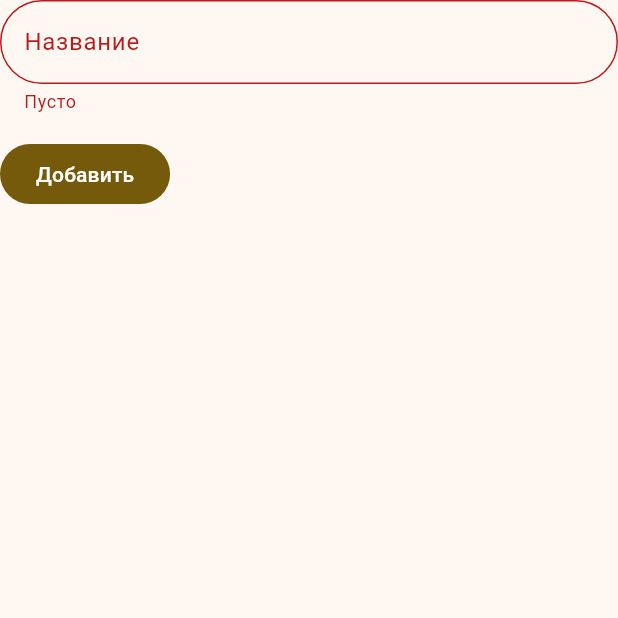
After one commit to ivomika/recipe_browser, a Flutter app: the CreateCountType screen opened by its route, after a tap on "Добавить", on a phone screen of 412 x 824 dp, the top half of it. The commit adds this screen. Run offline on Flutter 3.47's test engine with Material 3 defaults, Android fonts, the phone set to English and light mode, and no system bars; our stand-ins replace bloc, drift, drift_flutter, equatable, flex_color_scheme, flutter_bloc and 2 more; accounts and stored records are empty; generated files the repository leaves out were written again.

Commit message:
Добавил добавление counType и отладил создание рецептов

```diff
--- a/lib/app/routing/app_routing.dart
+++ b/lib/app/routing/app_routing.dart
@@ -1,5 +1,7 @@
 import 'package:flutter/material.dart';
 import 'package:go_router/go_router.dart';
+import 'package:recipe_browser/pages/choice_create/choice_create.dart';
+import 'package:recipe_browser/pages/create_count_type/create_count_type.dart';
 import 'package:recipe_browser/pages/create_recipe/create_recipe.dart';
 import 'package:recipe_browser/pages/home_page/home_page.dart';
 
@@ -18,8 +20,18 @@ final appRouting = GoRouter(
                             path: '/',
                             routes: [
                               GoRoute(
-                                  path: 'create-recipe',
-                                  builder: (context, state) => CreateRecipe()
+                                  path: 'create',
+                                  builder: (context, state) => ChoiceCreate(),
+                                  routes: [
+                                    GoRoute(
+                                        path: 'count-type',
+                                        builder: (context, state) => CreateCountType()
+                                    ),
+                                    GoRoute(
+                                        path: 'recipe',
+                                        builder: (context, state) => CreateRecipe()
+                                    )
+                                  ]
                               )
                             ]
                         )
--- a/lib/entities/recipe/model/cooking_step.dart
+++ b/lib/entities/recipe/model/cooking_step.dart
@@ -9,4 +9,9 @@ class CookingStep extends BaseSubModel{
 
   @override
   List<Object?> get props => [description];
+
+  @override
+  String toString() {
+    return 'CookingStep{description: $description}';
+  }
 }
--- a/lib/features/recipe_list_view/bloc/recipe_list_bloc.dart
+++ b/lib/features/recipe_list_view/bloc/recipe_list_bloc.dart
@@ -16,7 +16,6 @@ class RecipeListBloc extends Bloc<RecipeListEvent, RecipeListState> {
   }
 
   FutureOr<void> _loadingRecipeList(LoadingRecipeList event, Emitter<RecipeListState> emit) async {
-    await _repository.create(Recipe.foo());
     emit(RecipeListLoading());
     try{
       final recipes = await _repository.find(event.query);
--- a/lib/features/state_form/bloc/state_form_cubit.dart
+++ b/lib/features/state_form/bloc/state_form_cubit.dart
@@ -8,7 +8,7 @@ part 'state_form_state.dart';
 class StateFormCubit extends Cubit<StateFormState> {
   final GlobalKey<FormState> formKey = GlobalKey<FormState>();
   final Map<String, dynamic> data = {};
-  final Function(Map<String, dynamic> data) onSaveForm;
+  final void Function(Map<String, dynamic> data) onSaveForm;
 
   StateFormCubit({required this.onSaveForm}) : super(StateFormInitial());
 
--- a/lib/features/state_form/ui/state_form.dart
+++ b/lib/features/state_form/ui/state_form.dart
@@ -1,7 +1,6 @@
 import 'package:flutter/material.dart';
 import 'package:flutter_bloc/flutter_bloc.dart';
 import 'package:recipe_browser/features/state_form/bloc/state_form_cubit.dart';
-import 'package:recipe_browser/shared/utils/extensions/theme_context_extension.dart';
 
 class StateForm extends StatelessWidget {
   final List<Widget> children;
--- /dev/null
+++ b/lib/pages/choice_create/choice_create.dart
@@ -0,0 +1,34 @@
+import 'package:flutter/material.dart';
+import 'package:go_router/go_router.dart';
+import 'package:recipe_browser/shared/utils/extensions/theme_context_extension.dart';
+
+class ChoiceCreate extends StatelessWidget {
+  const ChoiceCreate({super.key});
+
+  @override
+  Widget build(BuildContext context) {
+    return Scaffold(
+      body: SafeArea(
+        child: CustomScrollView(
+          slivers: [
+            SliverToBoxAdapter(
+              child: FilledButton(
+                  onPressed: () => GoRouter.of(context).go('/create/count-type'),
+                  child: Text('Добавить тип')
+              ),
+            ),
+            SliverToBoxAdapter(
+              child: SizedBox(height: context.offset.normal,)
+            ),
+            SliverToBoxAdapter(
+              child: FilledButton(
+                  onPressed: () => GoRouter.of(context).go('/create/recipe'),
+                  child: Text('Добавить рецепт')
+              ),
+            ),
+          ],
+        ),
+      ),
+    );
+  }
+}
--- /dev/null
+++ b/lib/pages/create_count_type/create_count_type.dart
@@ -0,0 +1,53 @@
+import 'package:flutter/material.dart';
+import 'package:flutter_bloc/flutter_bloc.dart';
+import 'package:go_router/go_router.dart';
+import 'package:recipe_browser/entities/entities.dart';
+import 'package:recipe_browser/widgets/count_type_create_form/bloc/count_type_create_cubit.dart';
+import 'package:recipe_browser/widgets/count_type_create_form/ui/count_type_create_form.dart';
+
+class CreateCountType extends StatelessWidget {
+  const CreateCountType({super.key});
+
+  @override
+  Widget build(BuildContext context) {
+    return BlocProvider(
+      create: (context) => CountTypeCreateCubit(
+        context.read<ICountTypeRepository>()
+      ),
+      child: Scaffold(
+        body: SafeArea(
+            child: BlocConsumer<CountTypeCreateCubit, CountTypeCreateState>(
+              listener: (context, state) {
+                print(state.runtimeType);
+                if(state is CountTypeCreateError){
+                  ScaffoldMessenger.of(context).showSnackBar(
+                      SnackBar(
+                          content: Text(state.error)
+                      )
+                  );
+                  return;
+                }
+
+                GoRouter.of(context).go('/');
+              },
+              builder: (context, state) {
+                return CustomScrollView(
+                  slivers: [
+                    SliverToBoxAdapter(
+                      child: CountTypeCreateForm(
+                          onSaved: (data) => context.read<CountTypeCreateCubit>().create(
+                            CountType.create(
+                                name: data['name']
+                            )
+                          )
+                      ),
+                    )
+                  ],
+                );
+              },
+            )
+        ),
+      ),
+    );
+  }
+}
--- a/lib/pages/home_page/home_page.dart
+++ b/lib/pages/home_page/home_page.dart
@@ -12,7 +12,7 @@ class HomePage extends StatelessWidget {
     return Scaffold(
       floatingActionButton: FloatingActionButton(
           child: Icon(Icons.add),
-          onPressed: () => GoRouter.of(context).go('/create-recipe')
+          onPressed: () => GoRouter.of(context).go('/create')
       ),
       floatingActionButtonLocation: FloatingActionButtonLocation.centerFloat,
       body: SafeArea(
--- /dev/null
+++ b/lib/widgets/count_type_create_form/bloc/count_type_create_cubit.dart
@@ -0,0 +1,25 @@
+import 'package:bloc/bloc.dart';
+import 'package:equatable/equatable.dart';
+import 'package:flutter/foundation.dart';
+import 'package:meta/meta.dart';
+import 'package:recipe_browser/entities/entities.dart';
+
+part 'count_type_create_state.dart';
+
+class CountTypeCreateCubit extends Cubit<CountTypeCreateState> {
+  final ICountTypeRepository _repository;
+
+  CountTypeCreateCubit(this._repository) : super(CountTypeCreateInitial());
+
+  Future<void> create(CountType model) async {
+    try{
+      await _repository.create(model);
+      emit(CountTypeCreateSuccess());
+    }catch(e){
+      if (kDebugMode) {
+        print(e);
+      }
+      emit(CountTypeCreateError(e.toString()));
+    }
+  }
+}
--- /dev/null
+++ b/lib/widgets/count_type_create_form/bloc/count_type_create_state.dart
@@ -0,0 +1,18 @@
+part of 'count_type_create_cubit.dart';
+
+@immutable
+sealed class CountTypeCreateState extends Equatable {
+  @override
+  List<Object?> get props => [];
+}
+
+final class CountTypeCreateInitial extends CountTypeCreateState {}
+final class CountTypeCreateSuccess extends CountTypeCreateState {}
+final class CountTypeCreateError extends CountTypeCreateState {
+  final String error;
+
+  CountTypeCreateError(this.error);
+
+  @override
+  List<Object?> get props => super.props..addAll([error]);
+}
--- /dev/null
+++ b/lib/widgets/count_type_create_form/ui/count_type_create_form.dart
@@ -0,0 +1,52 @@
+import 'package:flutter/material.dart';
+import 'package:flutter_bloc/flutter_bloc.dart';
+import 'package:recipe_browser/features/state_form/bloc/state_form_cubit.dart';
+import 'package:recipe_browser/features/state_form/ui/state_form.dart';
+import 'package:recipe_browser/shared/utils/extensions/theme_context_extension.dart';
+
+class CountTypeCreateForm extends StatelessWidget {
+  final void Function(Map<String, dynamic> data) onSaved;
+
+  const CountTypeCreateForm({
+    super.key,
+    required this.onSaved
+  });
+
+  @override
+  Widget build(BuildContext context) {
+    return BlocProvider(
+        create: (context) => StateFormCubit(
+            onSaveForm: onSaved
+        ),
+        child: Builder(
+          builder: (context) {
+            return StateForm(
+                children: [
+                  TextFormField(
+                    decoration: InputDecoration(
+                      labelText: 'Название'
+                    ),
+                    validator: (text) {
+                      if(text == null || text.isEmpty){
+                        return 'Пусто';
+                      }
+
+                      return null;
+                    },
+                    onSaved: (text) => context.read<StateFormCubit>().addField(
+                        'name',
+                        text
+                    ),
+                  ),
+                  SizedBox(height: context.offset.normal,),
+                  FilledButton(
+                      onPressed: () => context.read<StateFormCubit>().save(),
+                      child: Text('Добавить')
+                  )
+                ]
+            );
+          }
+        )
+    );
+  }
+}
--- a/lib/widgets/recipe_create_form/bloc/recipe_create_cubit.dart
+++ b/lib/widgets/recipe_create_form/bloc/recipe_create_cubit.dart
@@ -13,6 +13,7 @@ class RecipeCreateCubit extends Cubit<RecipeCreateState> {
 
   Future<void> create(Recipe model) async {
     try{
+      print(model);
       await _repository.create(model);
       emit(RecipeCreateSuccess());
     }catch(e){
```
Also changed, not shown: lib/features/ingridient_input/ui/ingredient_input.dart (+38 -70 lines), lib/pages/create_recipe/create_recipe.dart (+11 -4 lines), lib/widgets/recipe_create_form/ui/recipe_create_form.dart (+5 -5 lines).
